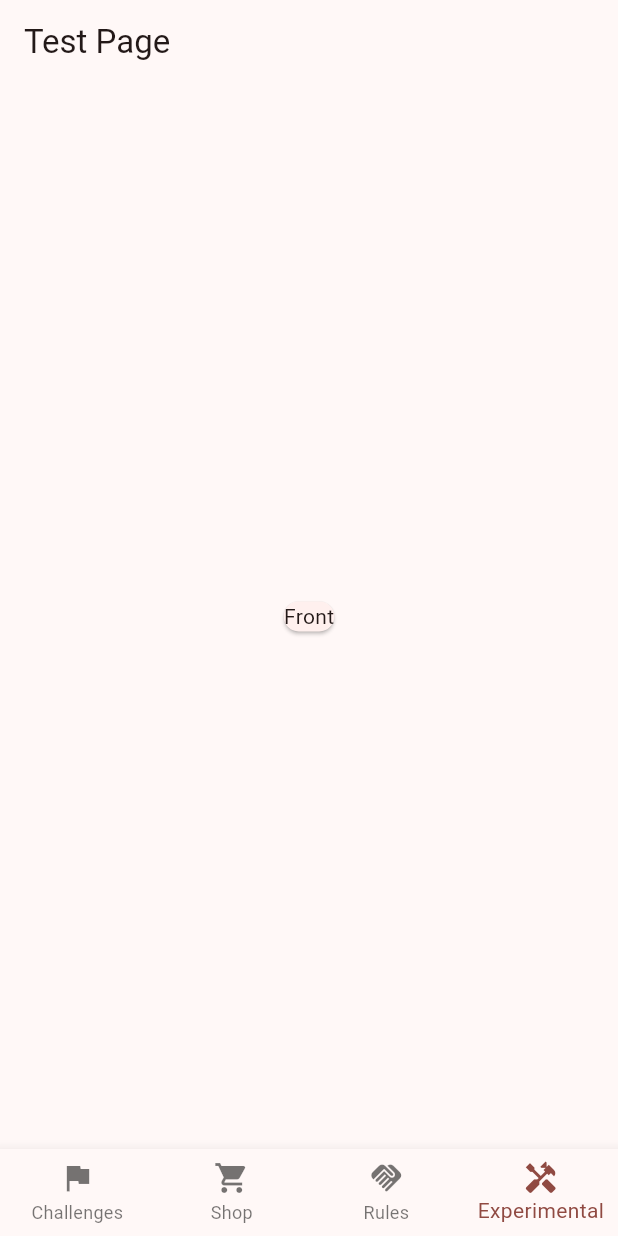
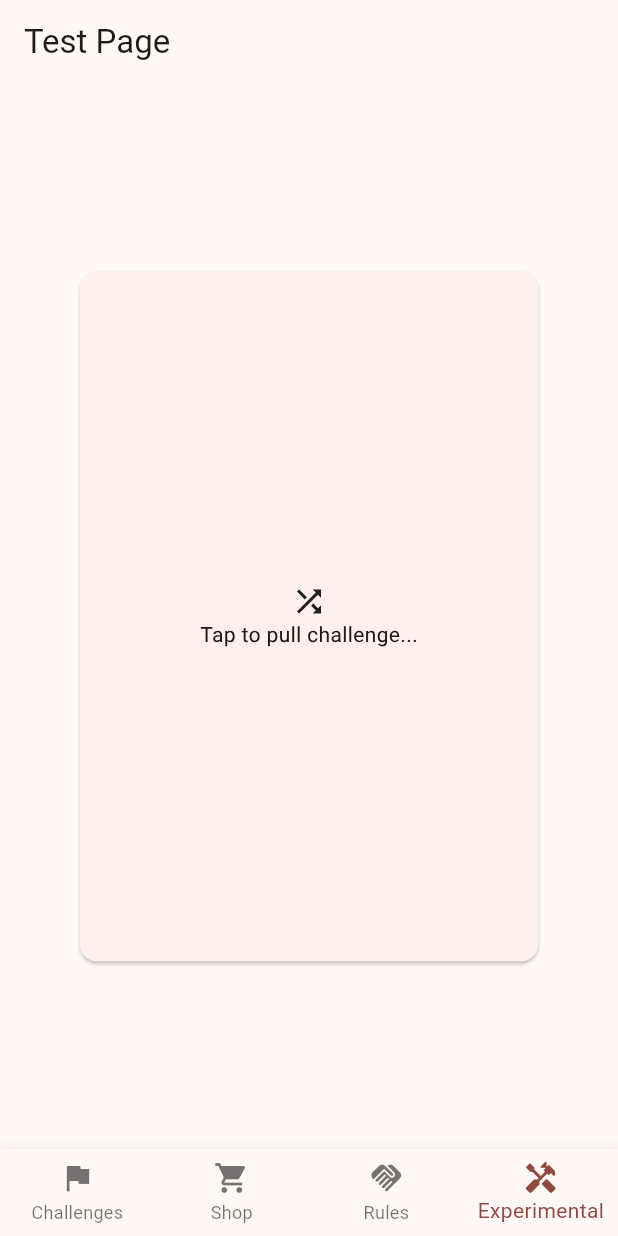
Before and after one commit to velix2/tag_lag, a Flutter app: the screen it shows after launch, item 4 of the bottom bar chosen, on a phone screen of 412 x 824 dp. Run offline on Flutter 3.47's test engine with Material 2 defaults, Android fonts, the phone set to English and light mode, and no system bars.

Commit message:
Card Animation Experiment

```diff
--- a/lib/experimental_page.dart
+++ b/lib/experimental_page.dart
@@ -1,3 +1,5 @@
+import 'dart:math';
+
 import 'package:flutter/material.dart';
 import 'dart:convert';
 import 'package:flutter/services.dart';
@@ -10,12 +12,34 @@ class ExperimentalPage extends StatefulWidget {
   State<ExperimentalPage> createState() => _ExperimentalPageState();
 }
 
-class _ExperimentalPageState extends State<ExperimentalPage> {
+class _ExperimentalPageState extends State<ExperimentalPage>
+    with TickerProviderStateMixin {
+  late AnimationController _controller;
+  late Animation _animation;
+  AnimationStatus _status = AnimationStatus.dismissed;
+
+  @override
+  void initState() {
+    super.initState();
+    _controller = AnimationController(
+        vsync: this, duration: const Duration(milliseconds: 600));
+    _animation = Tween(end: 1.0, begin: 0.0).animate(_controller)
+      ..addListener(() {
+        setState(() {});
+      })
+      ..addStatusListener((status) {
+        _status = status;
+      });
+  }
+
   @override
   Widget build(BuildContext context) {
-      return Scaffold(
-        appBar: AppBar(title: const Text("Test Page"),),
-        body: const Padding(padding: EdgeInsets.all(25),
+    return Scaffold(
+      appBar: AppBar(
+        title: const Text("Test Page"),
+      ),
+      body: Padding(
+        padding: const EdgeInsets.all(25),
         child: Column(
           crossAxisAlignment: CrossAxisAlignment.center,
           mainAxisAlignment: MainAxisAlignment.center,
@@ -23,17 +47,40 @@ class _ExperimentalPageState extends State<ExperimentalPage> {
           children: [
             Center(
               child: Padding(
-                padding: EdgeInsets.all(8.0),
-                child: Card(
-                  child: Text("Front"),
-
-                  ),
+                padding: const EdgeInsets.all(8.0),
+                child: SizedBox(
+                  width: double.infinity,
+                  height: 500,
+                  child: Transform(
+                      alignment: FractionalOffset.center,
+                      transform: Matrix4.identity()
+                        ..setEntry(3, 2, 0.0015)
+                        ..rotateY(pi - pi * _animation.value),
+                      child: _animation.value <= 0.5
+                          ? GestureDetector(
+                              onTap: () {
+                                  _controller.forward();
+                              },
+                              child: Card(
+                                  margin: const EdgeInsets.all(20),
+                                  child: Transform( alignment: FractionalOffset.center, transform: Matrix4.rotationY(pi), child: const Center(
+                                    child: Column(
+                                      mainAxisAlignment: MainAxisAlignment.center,
+                                      children: [
+                                      Icon(Icons.shuffle),
+                                      Text("Tap to pull challenge...")
+                                    ]),
+                                  ))),
+                            )
+                          : const Card(
+                              margin: EdgeInsets.all(20),
+                              child: Center(child: Text("Back")))),
+                ),
               ),
             ),
           ],
         ),
-        ),
-
-      );
+      ),
+    );
   }
 }
```
